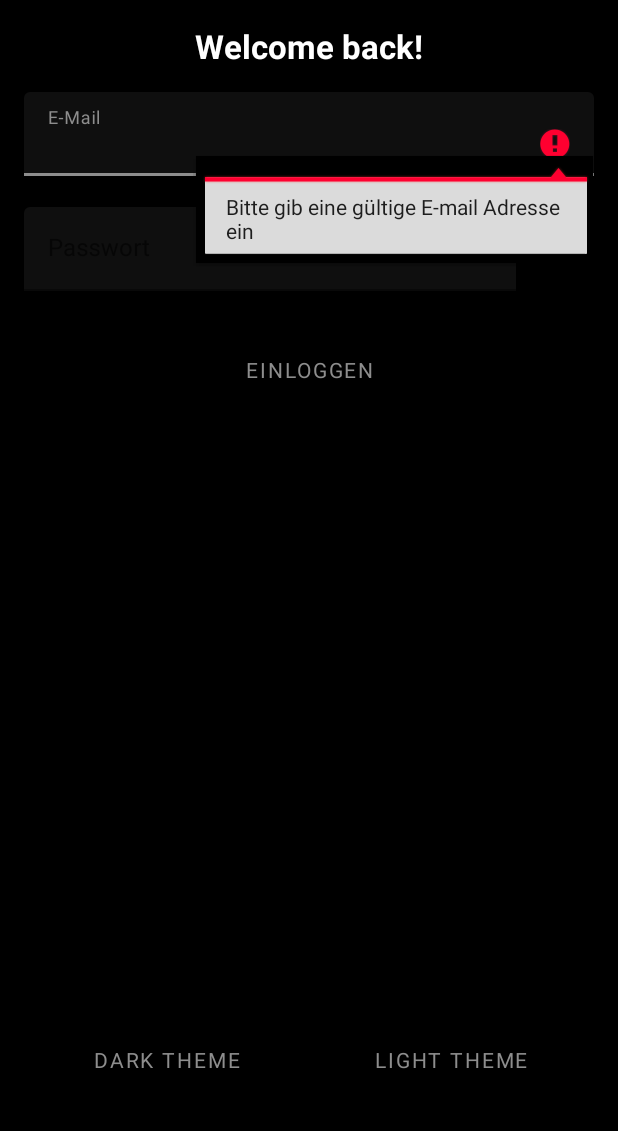
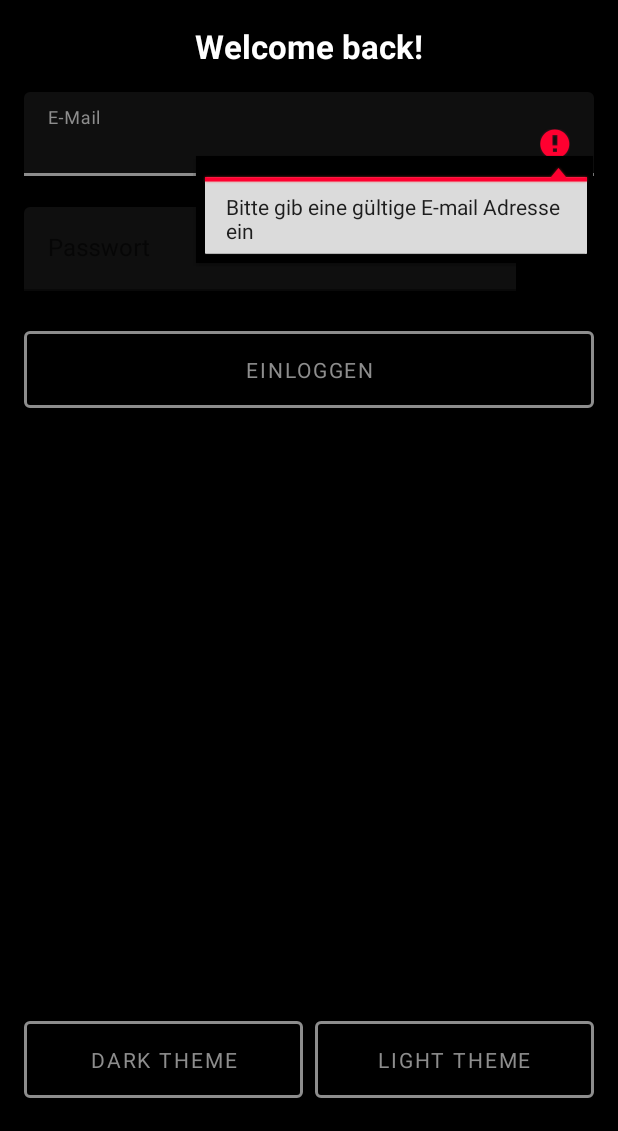
Before and after one commit to mfrancetic/hero-workout-sample-app, an Android app: the screen it shows after launch (MainActivity), on a phone screen of 412 x 824 dp, the part 105-1236 px from its top. Run offline under Robolectric (Android 15) with nearby library versions, the phone set to English and light mode, and no system bars; our stand-ins replace data binding, navigation-ui; Roboto replaces fonts that are not available here.

Commit message:
Update the stroke width and stroke color of the buttons in the LoginFragment

```diff
--- a/app/src/main/res/layout/login_fragment.xml
+++ b/app/src/main/res/layout/login_fragment.xml
@@ -89,6 +89,8 @@
             android:layout_width="match_parent"
             android:layout_height="wrap_content"
             android:autofillHints="@string/password"
+            app:strokeWidth="@dimen/button_stroke_width"
+            app:strokeColor="@color/colorAccent"
             android:onClick="@{() -> viewModel.onLoginButtonClicked()}"
             android:text="@string/login"
             app:layout_constraintStart_toStartOf="@id/password_layout"
@@ -96,11 +98,13 @@
 
         <Button
             android:id="@+id/dark_theme_button"
+            android:layout_width="0dp"
             style="@style/ButtonStyle"
-            android:layout_width="0dp"
             android:layout_height="wrap_content"
             android:onClick="@{() -> viewModel.onDarkThemeButtonClicked()}"
             android:text="@string/dark_theme"
+            app:strokeWidth="@dimen/button_stroke_width"
+            app:strokeColor="@color/colorAccent"
             app:layout_constraintBottom_toBottomOf="parent"
             app:layout_constraintEnd_toStartOf="@+id/light_theme_button"
             app:layout_constraintHorizontal_bias="0.5"
@@ -110,6 +114,9 @@
             android:id="@+id/light_theme_button"
             style="@style/ButtonStyle"
             android:layout_width="0dp"
+            app:strokeWidth="@dimen/button_stroke_width"
+            app:strokeColor="@color/colorAccent"
+            android:layout_marginStart="@dimen/theme_button_margin"
             android:layout_height="wrap_content"
             android:onClick="@{() -> viewModel.onLightThemeButtonClicked()}"
             android:text="@string/light_theme"
--- a/app/src/main/res/values/dimens.xml
+++ b/app/src/main/res/values/dimens.xml
@@ -8,5 +8,6 @@
     <dimen name="title_text_size">22sp</dimen>
     <dimen name="edit_text_text_size">16sp</dimen>
     <dimen name="button_text_size">14sp</dimen>
-    <dimen name="button_stroke_width">4</dimen>
+    <dimen name="button_stroke_width">2dp</dimen>
+    <dimen name="theme_button_margin">8dp</dimen>
 </resources>
```
